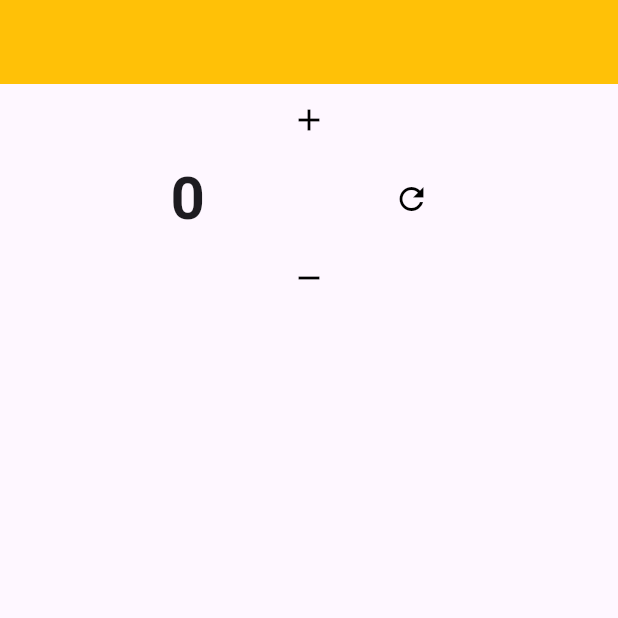
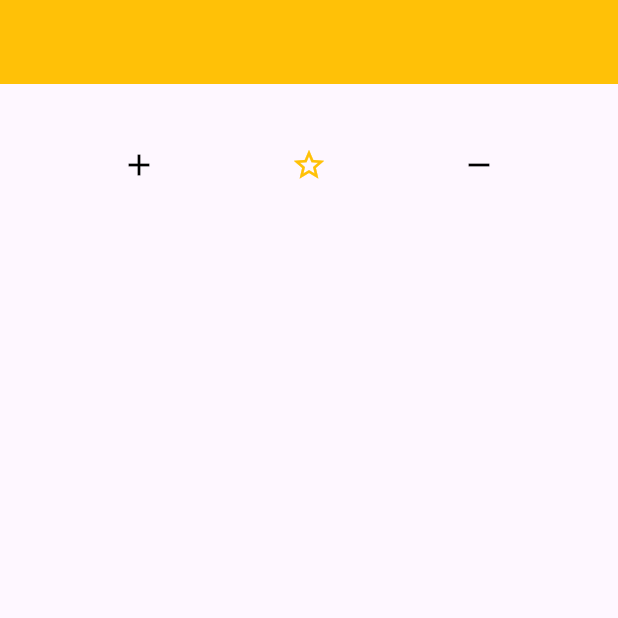
Before and after one commit to David-wasem/test_flutter, a Flutter app: the screen it shows after launch, after a tap on the "add" icon, after a tap on the "remove" icon, on a phone screen of 412 x 824 dp, the top half of it. Run offline on Flutter 3.47's test engine with Material 3 defaults, Android fonts, the phone set to English and light mode, and no system bars.

Commit message:
Refactor HomeStateful layout to use Row and update button functionality

```diff
--- a/lib/home_Stateful.dart
+++ b/lib/home_Stateful.dart
@@ -9,44 +9,36 @@ class HomeStateful extends StatefulWidget {
 
 class _HomeStatefulState extends State<HomeStateful> {
   int counter = 0;
+  bool isPressed = false;
   @override
   Widget build(BuildContext context) {
     return Scaffold(
       appBar: AppBar(backgroundColor: Colors.amber),
-      body: Column(
+      body: Padding(
+        padding: const EdgeInsets.all(30.0),
+        child: Row(
+          mainAxisAlignment: MainAxisAlignment.spaceAround,
           children: [
             IconButton(
               icon: Icon(Icons.add, color: Colors.black),
               onPressed: () {
                 setState(() {
-                counter++;
+                  isPressed = true;
                 });
               },
             ),
-          Row(
-            mainAxisAlignment: MainAxisAlignment.spaceEvenly,
-            children: [
-              Text(
-                '$counter',
-                style: TextStyle(fontSize: 40, fontWeight: FontWeight.bold),
-              ),
-              IconButton(onPressed: (){
-                setState(() {
-                  counter=0;
-                });
-              }, icon: Icon(Icons.refresh,color: Colors.black))
-            ],
-          ),
+            Icon((isPressed)? Icons.star : Icons.star_border, color: Colors.amber),
             IconButton(
               onPressed: () {
                 setState(() {
-                counter--;
+                  isPressed = false;
                 });
               },
               icon: Icon(Icons.remove, color: Colors.black),
             ),
           ],
         ),
+      ),
     );
   }
 }
```
Lines whose indentation alone changed are shown as unchanged.
